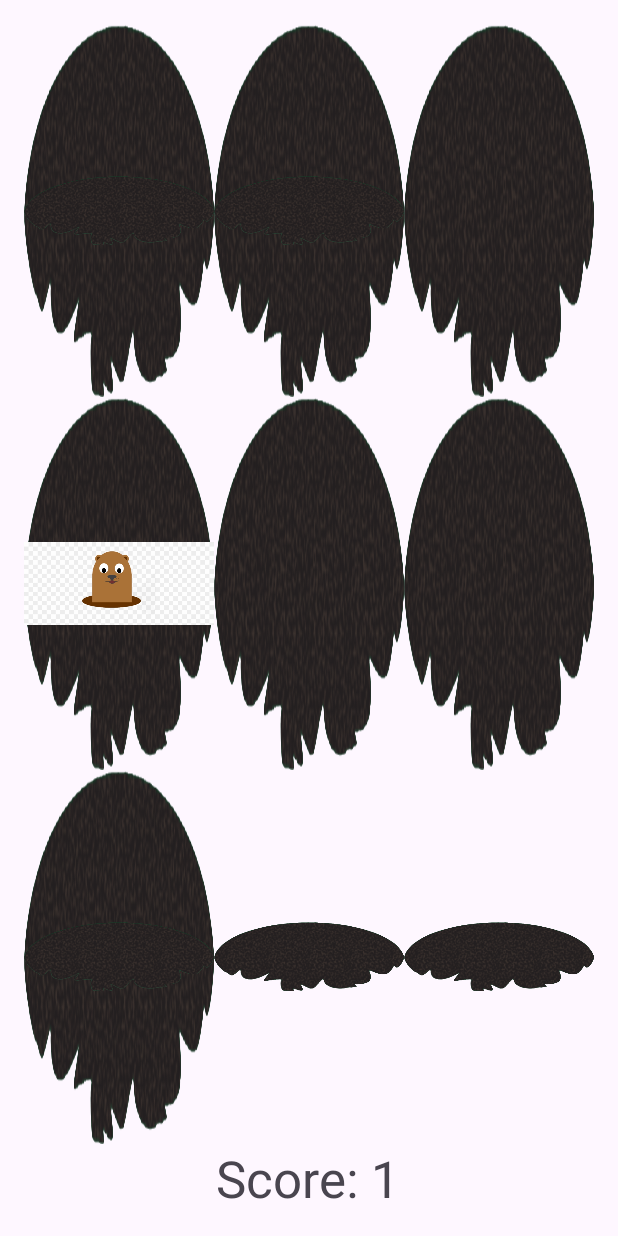
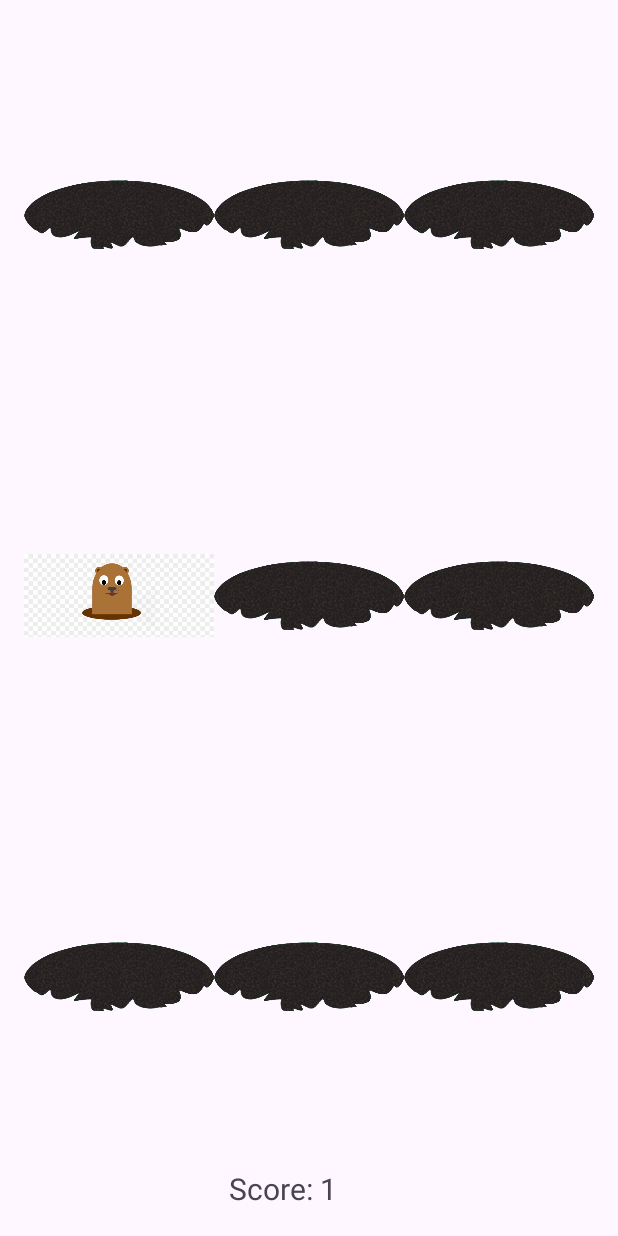
Before and after one commit to jgonz-hub/CPRE388, an Android app: the screen it shows after launch (MainActivity), after a tap on an icon or button, on a phone screen of 412 x 824 dp. Run offline under Robolectric (Android 15) with nearby library versions, the phone set to English and light mode, and no system bars; 1 statement that could not run was skipped.

Commit message:
Fixed hole images and added more functionality like reset button and trying to fix tapping on moles. Still haven't tested

```diff
--- a/Whack-A-Mole/app/src/main/java/com/example/whack_a_mole/GameManager.java
+++ b/Whack-A-Mole/app/src/main/java/com/example/whack_a_mole/GameManager.java
@@ -160,6 +160,7 @@ public class GameManager {
     }
 
     public boolean isGameOver() {
+
         return missedMoles >= maxMissedMoles;
     }
 
--- a/Whack-A-Mole/app/src/main/java/com/example/whack_a_mole/MainActivity.java
+++ b/Whack-A-Mole/app/src/main/java/com/example/whack_a_mole/MainActivity.java
@@ -5,6 +5,7 @@ import android.os.Bundle;
 import android.os.Handler;
 import android.os.Looper;
 import android.view.View;
+import android.widget.Button;
 import android.widget.ImageView;
 import android.widget.TextView;
 
@@ -17,7 +18,27 @@ public class MainActivity extends AppCompatActivity {
     protected void onCreate(Bundle savedInstanceState) {
         super.onCreate(savedInstanceState);
         setContentView(R.layout.activity_main);
+        boolean isGameOver = gameManager.isGameOver();// Your logic to determine if it's a game over scenario;
 
+        if (isGameOver) {
+            // Load the game over layout
+            setContentView(R.layout.activity_game_over);
+
+            // Find the "Restart Game" button within the game over layout
+            Button restartButton = findViewById(R.id.restartButton);
+
+            // Set an OnClickListener for the restart button
+            restartButton.setOnClickListener(new View.OnClickListener() {
+                @Override
+                public void onClick(View v) {
+                    // Handle restart button click
+                    gameManager.restartGame();
+                    updateUI(); // Update UI to reset the score
+                    // You might also want to change the layout back to your main game layout
+                    setContentView(R.layout.activity_main);
+                }
+            });
+        } else {
             // Initialize moleHoles
             moleHoles = new ImageView[]{
                     findViewById(R.id.mole1),
@@ -47,7 +68,12 @@ public class MainActivity extends AppCompatActivity {
             Handler mainThreadHandler = new Handler(Looper.getMainLooper());
             gameManager = new GameManager(this, 3, 2000, moleHoles, mainThreadHandler);
 
+            // Find the "Restart Game" button and set an OnClickListener
+            Button restartButton = findViewById(R.id.restartButton);
+
+
             startGame();
+        }
     }
 
     private void startGame() {
@@ -61,12 +87,19 @@ public class MainActivity extends AppCompatActivity {
     }
 
     private int getPositionForView(View view) {
-        // Implement logic to determine the position (hole) based on the clicked view
-        // You can use the moleHoles array or other identifiers to do this
-        return 0; // Placeholder, replace with actual logic
+        for (int i = 0; i < moleHoles.length; i++) {
+            if (view == moleHoles[i]) {
+                return i;
             }
+        }
+        return -1; // Return -1 if the view is not found in the moleHoles array
+    }
+
 
     private void updateUI() {
         scoreTextView.setText("Score: " + gameManager.getScore());
     }
+
+
+
 }
--- a/Whack-A-Mole/app/src/main/res/layout/activity_main.xml
+++ b/Whack-A-Mole/app/src/main/res/layout/activity_main.xml
@@ -18,21 +18,20 @@
             android:id="@+id/mole1"
             android:layout_width="10dp"
             android:layout_height="10dp"
+            android:layout_columnWeight="2"
             android:layout_rowWeight="1"
-            android:layout_columnWeight="1"
-            android:background="@drawable/hole"
-
+            android:src="@drawable/hole"
+            android:scaleType="centerInside"
             android:clickable="true"
-            android:onClick="onMoleTap"
-            android:scaleType="centerInside" /> <!-- Initially set to mole hole background -->
+            android:onClick="onMoleTap" /> <!-- Initially set to mole hole background -->
 
         <ImageView
             android:id="@+id/mole2"
             android:layout_width="10dp"
             android:layout_height="10dp"
-            android:layout_columnWeight="1"
+            android:layout_columnWeight="2"
             android:layout_rowWeight="1"
-            android:background="@drawable/hole"
+            android:src="@drawable/hole"
             android:scaleType="centerInside"
             android:clickable="true"
             android:onClick="onMoleTap" />
@@ -41,9 +40,9 @@
             android:id="@+id/mole3"
             android:layout_width="10dp"
             android:layout_height="10dp"
-            android:layout_columnWeight="1"
+            android:layout_columnWeight="2"
             android:layout_rowWeight="1"
-            android:background="@drawable/hole"
+            android:src="@drawable/hole"
             android:scaleType="centerInside"
             android:clickable="true"
             android:onClick="onMoleTap" />
@@ -52,20 +51,20 @@
             android:id="@+id/mole4"
             android:layout_width="10dp"
             android:layout_height="10dp"
-            android:layout_columnWeight="1"
+            android:layout_columnWeight="2"
             android:layout_rowWeight="1"
-            android:background="@drawable/hole"
+            android:src="@drawable/hole"
             android:scaleType="centerInside"
             android:clickable="true"
-            android:onClick="onMoleTap" />
+            android:onClick="onMoleTap"/>
 
         <ImageView
             android:id="@+id/mole5"
             android:layout_width="10dp"
             android:layout_height="10dp"
-            android:layout_columnWeight="1"
+            android:layout_columnWeight="2"
             android:layout_rowWeight="1"
-            android:background="@drawable/hole"
+            android:src="@drawable/hole"
             android:scaleType="centerInside"
             android:clickable="true"
             android:onClick="onMoleTap" />
@@ -74,20 +73,20 @@
             android:id="@+id/mole6"
             android:layout_width="10dp"
             android:layout_height="10dp"
-            android:layout_columnWeight="1"
+            android:layout_columnWeight="2"
             android:layout_rowWeight="1"
-            android:background="@drawable/hole"
+            android:src="@drawable/hole"
             android:scaleType="centerInside"
             android:clickable="true"
-            android:onClick="onMoleTap" />
+            android:onClick="onMoleTap"/>
 
         <ImageView
             android:id="@+id/mole7"
             android:layout_width="10dp"
             android:layout_height="10dp"
-            android:layout_columnWeight="1"
+            android:layout_columnWeight="2"
             android:layout_rowWeight="1"
-            android:background="@drawable/hole"
+            android:src="@drawable/hole"
             android:scaleType="centerInside"
             android:clickable="true"
             android:onClick="onMoleTap" />
@@ -118,12 +117,12 @@
         <!-- TextView to display the score -->
         <TextView
             android:id="@+id/scoreTextView"
-            android:layout_width="124dp"
-            android:layout_height="wrap_content"
+            android:layout_width="106dp"
+            android:layout_height="29dp"
             android:layout_columnSpan="3"
             android:layout_gravity="center"
             android:text="Score: 0"
-            android:textSize="34sp" />
+            android:textSize="20sp" />
 
     </GridLayout>
 
```
Lines whose indentation alone changed are shown as unchanged.
